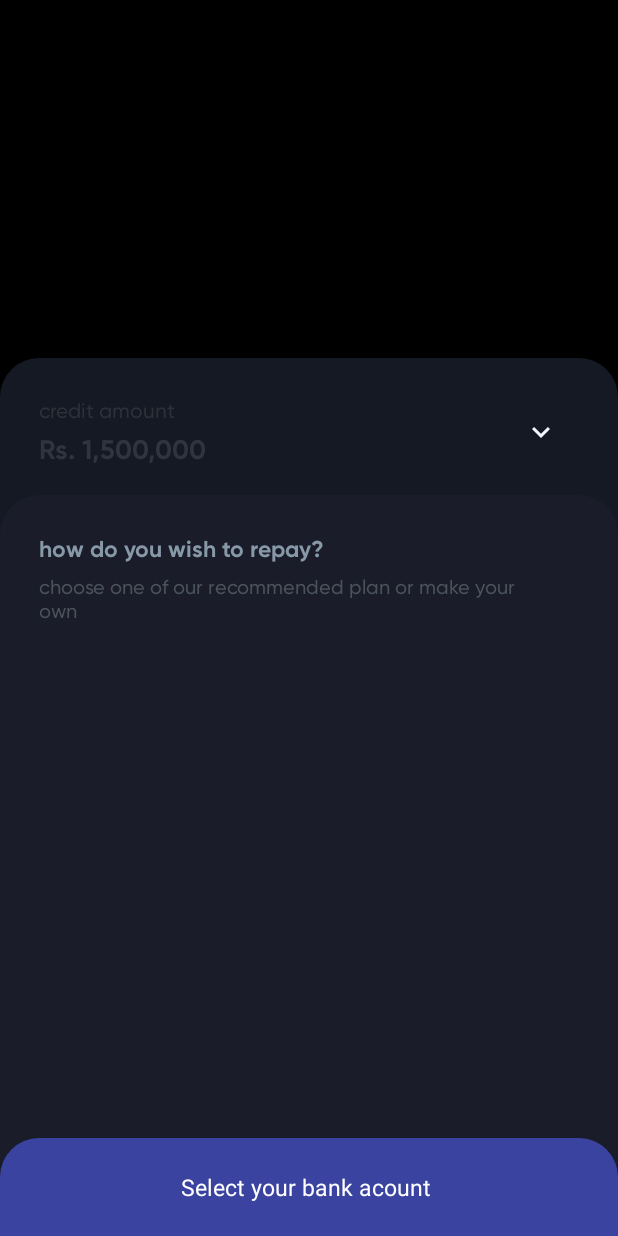
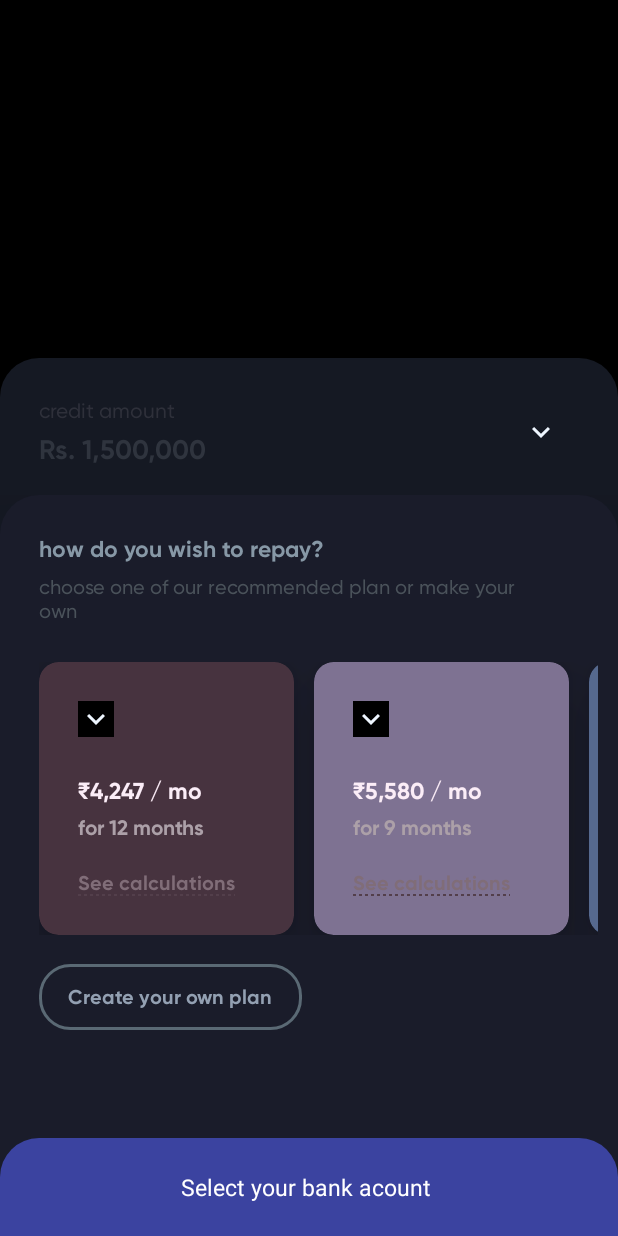
Before and after one commit to Tanvi-Goyal/StackApp, an Android app: the screen it shows after launch (MainActivity), after a tap on "Proceed to EMI selection", on a phone screen of 412 x 824 dp. Run offline under Robolectric (Android 15) with nearby library versions, the phone set to English and light mode, and no system bars; our stand-ins replace data binding, sdp/ssp sizes; plain views replace CircularSeekBar.

Commit message:
layout updates for 2nd fragment

```diff
--- /dev/null
+++ b/app/src/main/java/com/stackapp/RepayModel.kt
@@ -0,0 +1,3 @@
+package com.stackapp
+
+data class RepayModel(var backgroubd: Int, var amount : String, var duration : String)
--- /dev/null
+++ b/app/src/main/java/com/stackapp/RepayPlanAdapter.kt
@@ -0,0 +1,46 @@
+package com.stackapp
+
+import android.view.LayoutInflater
+import android.view.ViewGroup
+import androidx.databinding.DataBindingUtil
+import androidx.recyclerview.widget.RecyclerView
+import com.stackapp.databinding.ItemRepayPlanBinding
+
+
+class RepayPlanAdapter :
+    RecyclerView.Adapter<RepayPlanAdapter.TestsViewHolder>() {
+
+    private var list = ArrayList<RepayModel>()
+    var onItemClick: ((RepayModel) -> Unit)? = null
+
+    override fun onCreateViewHolder(parent: ViewGroup, viewType: Int): TestsViewHolder {
+        val binding: ItemRepayPlanBinding = DataBindingUtil.inflate(
+            LayoutInflater.from(parent.context), R.layout.item_repay_plan, parent, false
+        )
+        return TestsViewHolder(binding)
+    }
+
+    override fun getItemCount(): Int {
+        return if (list.size > 0) list.size else 0
+    }
+
+    override fun onBindViewHolder(holder: TestsViewHolder, position: Int) {
+        holder.bind(list[position])
+    }
+
+    fun setData(list: ArrayList<RepayModel>) {
+        this.list = list
+        notifyDataSetChanged()
+    }
+
+    inner class TestsViewHolder(var binding: ItemRepayPlanBinding) :
+        RecyclerView.ViewHolder(binding.root) {
+
+        fun bind(item: RepayModel) {
+            binding.executePendingBindings()
+            binding.card.setCardBackgroundColor(item.backgroubd)
+            binding.planAmount.text = itemView.resources.getString(R.string.Rs) + item.amount + " / mo"
+            binding.planDuration.text = "for " + item.duration + " months"
+        }
+    }
+}
--- a/app/src/main/java/com/stackapp/SecondFragment.kt
+++ b/app/src/main/java/com/stackapp/SecondFragment.kt
@@ -1,6 +1,5 @@
 package com.stackapp
 
-import android.animation.LayoutTransition
 import android.os.Bundle
 import android.os.Handler
 import android.util.Log
@@ -9,13 +8,16 @@ import android.view.View
 import android.view.ViewGroup
 import android.view.animation.Animation
 import androidx.fragment.app.Fragment
+import androidx.recyclerview.widget.LinearLayoutManager
 import com.stackapp.databinding.FragmentSecondBinding
+import java.util.*
 
 
 class SecondFragment : Fragment() {
 
     private lateinit var binding: FragmentSecondBinding
     private lateinit var fragmentListener: FragmentListener
+    private lateinit var adapter: RepayPlanAdapter
     var isExpanded = false
 
     override fun onCreateView(
@@ -29,6 +31,7 @@ class SecondFragment : Fragment() {
     override fun onViewCreated(view: View, savedInstanceState: Bundle?) {
         super.onViewCreated(view, savedInstanceState)
 
+        setRecycler()
         binding.stateCollapsed.setOnClickListener {
 //            binding.stateCollapsed.visibility = View.GONE
 //            binding.stateExpanded.visibility = View.VISIBLE
@@ -145,6 +148,22 @@ class SecondFragment : Fragment() {
 //        binding.card.visibility = View.VISIBLE
     }
 
+    private fun setRecycler() {
+        adapter = RepayPlanAdapter()
+        binding.recycler.adapter = adapter
+        binding.recycler.layoutManager =
+            LinearLayoutManager(requireContext(), LinearLayoutManager.HORIZONTAL, false)
+        adapter.setData(createData())
+    }
+
+    private fun createData(): ArrayList<RepayModel> {
+        return arrayListOf(
+            RepayModel(resources.getColor(R.color.color1), "4,247", "12"),
+            RepayModel(resources.getColor(R.color.color2), "5,580", "9"),
+            RepayModel(resources.getColor(R.color.color3), "8,260", "6")
+        )
+    }
+
     fun setFragmentListener(callback: FragmentListener) {
         this.fragmentListener = callback
     }
--- /dev/null
+++ b/app/src/main/res/drawable-v24/bg_card_unselected_grey.xml
@@ -0,0 +1,13 @@
+<?xml version="1.0" encoding="UTF-8"?>
+<shape xmlns:android="http://schemas.android.com/apk/res/android"
+    android:shape="rectangle">
+    <stroke
+        android:width="2dp"
+        android:color="@color/white" />
+    <corners android:radius="40dp" />
+    <!--    <padding-->
+    <!--        android:bottom="0dp"-->
+    <!--        android:left="16dp"-->
+    <!--        android:right="16dp"-->
+    <!--        android:top="0dp" />-->
+</shape>
--- /dev/null
+++ b/app/src/main/res/drawable/bg_button.xml
@@ -0,0 +1,13 @@
+<?xml version="1.0" encoding="UTF-8"?>
+<shape xmlns:android="http://schemas.android.com/apk/res/android"
+    android:shape="rectangle">
+    <stroke
+        android:width="2dp"
+        android:color="#5a6974" />
+    <corners android:radius="20dp" />
+    <!--    <padding-->
+    <!--        android:bottom="0dp"-->
+    <!--        android:left="16dp"-->
+    <!--        android:right="16dp"-->
+    <!--        android:top="0dp" />-->
+</shape>
--- /dev/null
+++ b/app/src/main/res/drawable/dashed_line.xml
@@ -0,0 +1,17 @@
+<layer-list xmlns:android="http://schemas.android.com/apk/res/android">
+
+    <item
+        android:left="-5dp"
+        android:right="-5dp"
+        android:top="-5dp">
+        <shape android:shape="rectangle">
+
+            <stroke
+                android:width="1dp"
+                android:color="#533f4b"
+                android:dashWidth="2dp"
+                android:dashGap="2dp" />
+        </shape>
+    </item>
+
+</layer-list>
--- a/app/src/main/res/layout/fragment_first.xml
+++ b/app/src/main/res/layout/fragment_first.xml
@@ -10,6 +10,7 @@
             android:id="@+id/stateExpanded"
             android:layout_width="match_parent"
             android:layout_height="@dimen/_450sdp"
+            android:elevation="@dimen/_40sdp"
             android:background="@drawable/bg_first_fragment"
             android:visibility="visible"
             app:layout_constraintBottom_toBottomOf="parent"
--- a/app/src/main/res/layout/fragment_second.xml
+++ b/app/src/main/res/layout/fragment_second.xml
@@ -1,6 +1,7 @@
 <?xml version="1.0" encoding="utf-8"?>
 <layout xmlns:android="http://schemas.android.com/apk/res/android"
-    xmlns:app="http://schemas.android.com/apk/res-auto">
+    xmlns:app="http://schemas.android.com/apk/res-auto"
+    xmlns:tools="http://schemas.android.com/tools">
 
     <androidx.constraintlayout.widget.ConstraintLayout
         android:layout_width="match_parent"
@@ -12,6 +13,7 @@
             android:layout_width="0dp"
             android:layout_height="@dimen/_380sdp"
             android:background="@drawable/bg_second_fragment"
+            android:elevation="@dimen/_100sdp"
             android:visibility="gone"
             app:layout_constraintBottom_toBottomOf="parent"
             app:layout_constraintEnd_toEndOf="parent"
@@ -23,10 +25,10 @@
                 android:layout_height="wrap_content"
                 android:layout_margin="@dimen/_20sdp"
                 android:fontFamily="@font/gilroy_bold"
-                android:visibility="visible"
                 android:text="how do you wish to repay?"
                 android:textColor="#8798a6"
                 android:textSize="@dimen/_12ssp"
+                android:visibility="visible"
                 app:layout_constraintStart_toStartOf="parent"
                 app:layout_constraintTop_toTopOf="parent" />
 
@@ -37,13 +39,44 @@
                 android:layout_marginTop="@dimen/_5sdp"
                 android:layout_marginRight="@dimen/_50sdp"
                 android:fontFamily="@font/gilroy_medium"
-                android:visibility="visible"
                 android:text="choose one of our recommended plan or make your own"
                 android:textColor="#4a525a"
                 android:textSize="@dimen/_10ssp"
+                android:visibility="visible"
                 app:layout_constraintEnd_toEndOf="parent"
                 app:layout_constraintStart_toStartOf="@id/txtTitle"
                 app:layout_constraintTop_toBottomOf="@id/txtTitle" />
+
+            <androidx.recyclerview.widget.RecyclerView
+                android:id="@+id/recycler"
+                android:layout_width="0dp"
+                android:layout_height="wrap_content"
+                android:layout_marginTop="@dimen/_20sdp"
+                android:layout_marginRight="@dimen/_10sdp"
+                android:orientation="horizontal"
+                app:layoutManager="androidx.recyclerview.widget.LinearLayoutManager"
+                app:layout_constraintEnd_toEndOf="parent"
+                app:layout_constraintStart_toStartOf="@id/txtDescription"
+                app:layout_constraintTop_toBottomOf="@id/txtDescription"
+                tools:listitem="@layout/item_repay_plan" />
+
+            <TextView
+                android:id="@+id/btnResume"
+                android:layout_width="wrap_content"
+                android:layout_height="wrap_content"
+                android:layout_marginTop="@dimen/_15sdp"
+                android:background="@drawable/bg_button"
+                android:fontFamily="@font/gilroy_bold"
+                android:text="Create your own plan"
+                android:textAllCaps="false"
+                android:textColor="#93a0b2"
+                android:paddingRight="@dimen/_15sdp"
+                android:paddingLeft="@dimen/_15sdp"
+                android:paddingTop="@dimen/_10sdp"
+                android:paddingBottom="@dimen/_10sdp"
+                android:textSize="@dimen/_10ssp"
+                app:layout_constraintStart_toStartOf="@id/recycler"
+                app:layout_constraintTop_toBottomOf="@id/recycler" />
 
             <ImageView
                 android:id="@+id/imgExpand"
@@ -63,10 +96,11 @@
             android:layout_width="match_parent"
             android:layout_height="@dimen/_50sdp"
             android:background="@drawable/bg_bottom_collapsed"
+            android:elevation="@dimen/_40sdp"
             android:visibility="visible"
+            app:layout_constraintBottom_toBottomOf="parent"
             app:layout_constraintEnd_toEndOf="parent"
-            app:layout_constraintStart_toStartOf="parent"
-            app:layout_constraintTop_toTopOf="parent">
+            app:layout_constraintStart_toStartOf="parent">
 
             <TextView
                 android:id="@+id/txtCollapsedTitle"
--- /dev/null
+++ b/app/src/main/res/layout/item_repay_plan.xml
@@ -0,0 +1,70 @@
+<?xml version="1.0" encoding="utf-8"?>
+<layout xmlns:android="http://schemas.android.com/apk/res/android"
+    xmlns:app="http://schemas.android.com/apk/res-auto">
+
+    <androidx.cardview.widget.CardView
+        android:id="@+id/card"
+        android:layout_width="wrap_content"
+        android:layout_height="wrap_content"
+        android:layout_marginRight="@dimen/_10sdp"
+        app:cardBackgroundColor="#47333f"
+        app:cardCornerRadius="@dimen/_10sdp"
+        app:cardElevation="@dimen/_20sdp">
+
+        <androidx.constraintlayout.widget.ConstraintLayout
+            android:layout_width="match_parent"
+            android:layout_height="match_parent"
+            android:paddingLeft="@dimen/_20sdp"
+            android:paddingTop="@dimen/_20sdp"
+            android:paddingRight="@dimen/_30sdp"
+            android:paddingBottom="@dimen/_20sdp">
+
+            <ImageView
+                android:id="@+id/selectPlan"
+                android:layout_width="wrap_content"
+                android:layout_height="wrap_content"
+                android:background="@color/black"
+                android:src="@drawable/ic_baseline_expand_more_24"
+                app:layout_constraintStart_toStartOf="parent"
+                app:layout_constraintTop_toTopOf="parent" />
+
+            <TextView
+                android:id="@+id/planAmount"
+                android:layout_width="wrap_content"
+                android:layout_height="wrap_content"
+                android:layout_marginTop="@dimen/_20sdp"
+                android:fontFamily="@font/gilroy_bold"
+                android:text="@string/amount"
+                android:textColor="#fbedf7"
+                android:textSize="@dimen/_12ssp"
+                app:layout_constraintStart_toStartOf="parent"
+                app:layout_constraintTop_toBottomOf="@id/selectPlan" />
+
+            <TextView
+                android:id="@+id/planDuration"
+                android:layout_width="wrap_content"
+                android:layout_height="wrap_content"
+                android:layout_marginTop="@dimen/_4sdp"
+                android:fontFamily="@font/gilroy_bold"
+                android:text="for 12 months"
+                android:textColor="#aca0a8"
+                android:textSize="@dimen/_11ssp"
+                app:layout_constraintStart_toStartOf="@id/planAmount"
+                app:layout_constraintTop_toBottomOf="@id/planAmount" />
+
+            <TextView
+                android:id="@+id/txtSeeCalculations"
+                android:layout_width="wrap_content"
+                android:layout_height="wrap_content"
+                android:layout_marginTop="@dimen/_15sdp"
+                android:background="@drawable/dashed_line"
+                android:fontFamily="@font/gilroy_bold"
+                android:text="See calculations"
+                android:textColor="#806d78"
+                android:textSize="@dimen/_10ssp"
+                app:layout_constraintStart_toStartOf="@id/planDuration"
+                app:layout_constraintTop_toBottomOf="@id/planDuration" />
+
+        </androidx.constraintlayout.widget.ConstraintLayout>
+    </androidx.cardview.widget.CardView>
+</layout>
--- a/app/src/main/res/values/colors.xml
+++ b/app/src/main/res/values/colors.xml
@@ -7,4 +7,8 @@
     <color name="teal_700">#FF018786</color>
     <color name="black">#FF000000</color>
     <color name="white">#FFFFFFFF</color>
+
+    <color name="color1">#47333f</color>
+    <color name="color2">#7e7292</color>
+    <color name="color3">#56698e</color>
 </resources>
--- a/app/src/main/res/values/strings.xml
+++ b/app/src/main/res/values/strings.xml
@@ -2,4 +2,6 @@
     <string name="app_name">StackApp</string>
     <!-- TODO: Remove or change this placeholder text -->
     <string name="hello_blank_fragment">Hello blank fragment</string>
+    <string name="Rs">\u20B9</string>
+    <string name="amount">4,247 / mo</string>
 </resources>
```
